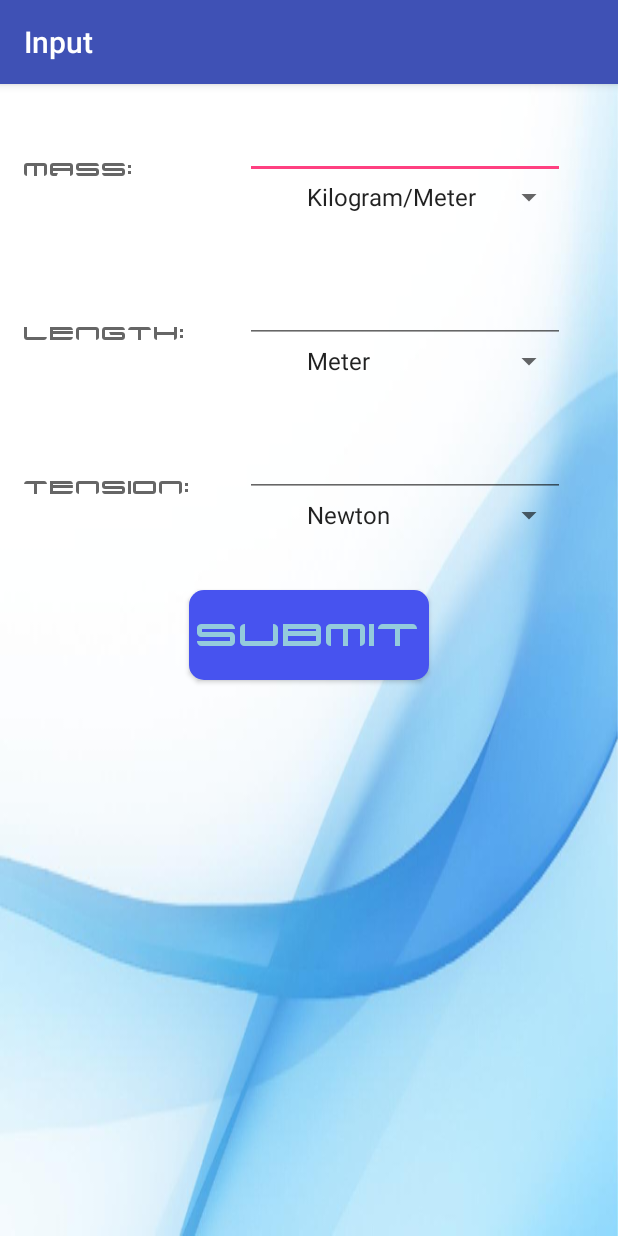
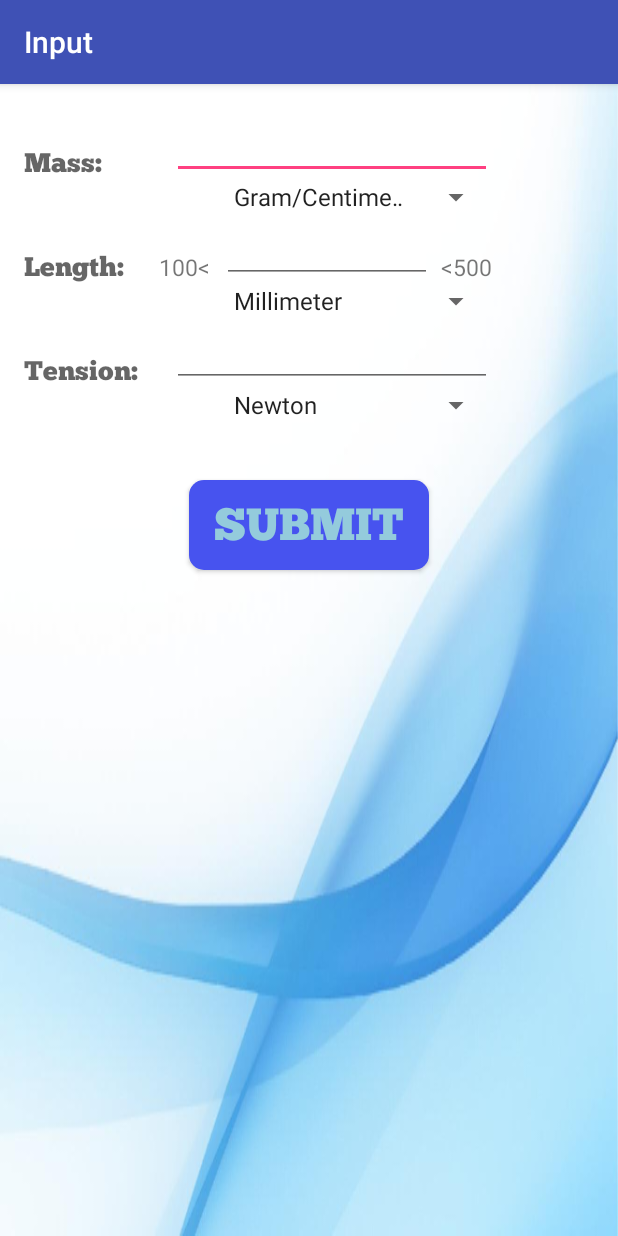
Before and after one commit to sayon794/Trans-Vibe, an Android app: the screen it shows after launch (input), after a tap on "INPUT", on a phone screen of 412 x 824 dp. Run offline under Robolectric (Android 15) with nearby library versions, the phone set to English and light mode, and no system bars; Roboto replaces fonts that are not available here.

Commit message:
added input restriction

```diff
--- a/app/src/main/java/team15/com/transvibe/MainActivity.java
+++ b/app/src/main/java/team15/com/transvibe/MainActivity.java
@@ -19,7 +19,7 @@ public class MainActivity extends AppCompatActivity {
         n[2]=(Button) findViewById(R.id.button3);
         n[3]=(Button) findViewById(R.id.button4);
 
-        Typeface typeface = Typeface.createFromAsset(getAssets(), "Xenotron.ttf");
+        Typeface typeface = Typeface.createFromAsset(getAssets(), "Chunkfive.otf");
         for(int i=0;i<4;i++)
             n[i].setTypeface(typeface);
 
--- a/app/src/main/java/team15/com/transvibe/credits.java
+++ b/app/src/main/java/team15/com/transvibe/credits.java
@@ -23,6 +23,10 @@ public class credits extends AppCompatActivity {
         tv[3]= (TextView)findViewById(R.id.pritom);
         tv[4]= (TextView)findViewById(R.id.team15);
 
+        Typeface face=Typeface.createFromAsset(getAssets(), "Chunkfive.otf");
+        for(int i=0;i<5;i++)
+            tv[i].setTypeface(face);
+
         Animation translatebu= AnimationUtils.loadAnimation(this, R.anim.bounce);
         for(int i=0;i<4;i++)
             tv[i].startAnimation(translatebu);
--- a/app/src/main/java/team15/com/transvibe/input.java
+++ b/app/src/main/java/team15/com/transvibe/input.java
@@ -8,6 +8,7 @@ import android.support.design.widget.Snackbar;
 import android.support.v7.app.AppCompatActivity;
 import android.support.v7.widget.Toolbar;
 import android.view.View;
+import android.widget.AdapterView;
 import android.widget.Button;
 import android.widget.TextView;
 import android.widget.EditText;
@@ -17,8 +18,9 @@ import android.content.Context;
 import android.widget.Spinner;
 import android.view.animation.Animation;
 import android.view.animation.AnimationUtils;
+import android.widget.AdapterView.OnItemSelectedListener;
 
-public class input extends AppCompatActivity {
+public class input extends AppCompatActivity implements OnItemSelectedListener {
 
     @Override
     protected void onCreate(Bundle savedInstanceState) {
@@ -26,11 +28,13 @@ public class input extends AppCompatActivity {
         setContentView(R.layout.activity_input);
         Toolbar toolbar = (Toolbar) findViewById(R.id.toolbar);
         setSupportActionBar(toolbar);
+        Spinner spinner = (Spinner) findViewById(R.id.spinner2);
+        spinner.setOnItemSelectedListener(this);
         TextView tv[]= new TextView [3];
         tv[0]=(TextView)findViewById(R.id.id1);
         tv[1]=(TextView)findViewById(R.id.id2);
         tv[2]=(TextView)findViewById(R.id.id3);
-        Typeface face=Typeface.createFromAsset(getAssets(), "Xenotron.ttf");
+        Typeface face=Typeface.createFromAsset(getAssets(), "Chunkfive.otf");
         for(int i=0;i<3;i++)
             tv[i].setTypeface(face);
         Button b=(Button)findViewById(R.id.submit);
@@ -38,6 +42,32 @@ public class input extends AppCompatActivity {
 
 
 
+    }
+    public void onItemSelected(AdapterView<?> parent, View view,
+                               int pos, long id) {
+        // An item was selected. You can retrieve the selected item using
+        // parent.getItemAtPosition(pos)
+        Spinner spinner = (Spinner) findViewById(R.id.spinner2);
+        String selected= (String) spinner.getSelectedItem().toString();
+        TextView tv[]= new TextView [2];
+        tv[0]=(TextView)findViewById(R.id.start);
+        tv[1]=(TextView)findViewById(R.id.end);
+        if(selected.equals("Meter")){
+            tv[0].setText("0.1<");
+            tv[1].setText("<0.5");
+        }
+        if(selected.equals("Centimeter")){
+            tv[0].setText("10<");
+            tv[1].setText("<50");
+        }
+        if(selected.equals("Millimeter")){
+            tv[0].setText("100<");
+            tv[1].setText("<500");
+        }
+    }
+
+    public void onNothingSelected(AdapterView<?> parent) {
+        // Another interface callback
     }
     public void onClickSubmit(View view){
 
@@ -72,11 +102,24 @@ public class input extends AppCompatActivity {
 
         Double m=Double.parseDouble(mass.getText().toString());
         Double l=Double.parseDouble(length.getText().toString());
+
         Double t=Double.parseDouble(tension.getText().toString());
         Spinner s = (Spinner) findViewById(R.id.spinner1);
         Spinner ss = (Spinner) findViewById(R.id.spinner2);
         String massUnit=String.valueOf(s.getSelectedItem());
         String lenUnit=String.valueOf(ss.getSelectedItem());
+        if(lenUnit.equals("Meter") && (l<0.1 || l> 0.5)){
+            length.setError("Out of Range!");
+            return;
+        }
+        if(lenUnit.equals("Centimeter") && (l<10 || l> 50)){
+            length.setError("Out of Range!");
+            return;
+        }
+        if(lenUnit.equals("Millimeter") && (l<100 || l> 500)){
+            length.setError("Out of Range!");
+            return;
+        }
 
         if(lenUnit.equals("Meter"))
             l=l*1000;
--- a/app/src/main/res/layout/content_input.xml
+++ b/app/src/main/res/layout/content_input.xml
@@ -34,18 +34,16 @@
             android:textCursorDrawable="@null"/>
 
         <EditText
-            android:layout_width="wrap_content"
+            android:layout_width="140dp"
             android:layout_height="wrap_content"
             android:inputType="numberDecimal"
             android:ems="10"
             android:id="@+id/length"
-            android:layout_marginTop="64dp"
-            android:layout_below="@+id/mass"
-            android:layout_alignLeft="@+id/mass"
-            android:layout_alignStart="@+id/mass"
-            android:layout_alignRight="@+id/mass"
-            android:layout_alignEnd="@+id/mass"
-            android:textCursorDrawable="@null"/>
+            android:textCursorDrawable="@null"
+            android:layout_below="@+id/spinner1"
+            android:layout_centerVertical="true"
+            android:layout_alignLeft="@+id/spinner1"
+            android:layout_alignStart="@+id/spinner1" />
 
         <EditText
             android:layout_width="wrap_content"
@@ -53,13 +51,12 @@
             android:inputType="numberDecimal"
             android:ems="10"
             android:id="@+id/tension"
-            android:layout_marginTop="57dp"
-            android:layout_below="@+id/length"
-            android:layout_alignLeft="@+id/length"
-            android:layout_alignStart="@+id/length"
-            android:layout_alignRight="@+id/length"
-            android:layout_alignEnd="@+id/length"
-            android:textCursorDrawable="@null"/>
+
+
+            android:textCursorDrawable="@null"
+            android:layout_below="@+id/spinner2"
+            android:layout_alignLeft="@+id/mass"
+            android:layout_alignStart="@+id/mass" />
 
         <Button
             android:layout_width="160dp"
@@ -80,7 +77,7 @@
             android:layout_width="wrap_content"
             android:layout_height="wrap_content"
             android:textAppearance="?android:attr/textAppearanceMedium"
-            android:text="Mass:        "
+            android:text="Mass:          "
             android:id="@+id/id1"
             android:layout_alignBottom="@+id/mass"
             android:layout_alignParentLeft="true"
@@ -90,7 +87,7 @@
             android:layout_width="wrap_content"
             android:layout_height="wrap_content"
             android:textAppearance="?android:attr/textAppearanceMedium"
-            android:text="Length:   "
+            android:text="Length:     "
             android:id="@+id/id2"
             android:layout_alignBottom="@+id/length"
             android:layout_alignParentLeft="true"
@@ -100,7 +97,7 @@
             android:layout_width="wrap_content"
             android:layout_height="wrap_content"
             android:textAppearance="?android:attr/textAppearanceMedium"
-            android:text="Tension: "
+            android:text="Tension:   "
             android:id="@+id/id3"
             android:layout_alignBottom="@+id/tension"
             android:layout_alignParentLeft="true"
@@ -113,8 +110,8 @@
             android:entries="@array/mass_options"
 
             android:layout_below="@+id/mass"
-            android:layout_alignRight="@+id/length"
-            android:layout_alignEnd="@+id/length" />
+            android:layout_alignRight="@+id/tension"
+            android:layout_alignEnd="@+id/tension" />
 
         <Spinner
             android:layout_width="180dp"
@@ -122,8 +119,8 @@
             android:id="@+id/spinner2"
             android:layout_below="@+id/length"
             android:entries="@array/length_options"
-            android:layout_alignLeft="@+id/spinner1"
-            android:layout_alignStart="@+id/spinner1" />
+            android:layout_alignRight="@+id/tension"
+            android:layout_alignEnd="@+id/tension" />
 
         <Spinner
             android:layout_width="180dp"
@@ -134,5 +131,27 @@
             android:layout_alignRight="@+id/tension"
             android:layout_alignEnd="@+id/tension" />
 
+        <TextView
+            android:layout_width="wrap_content"
+            android:layout_height="wrap_content"
+            android:textAppearance="?android:attr/textAppearanceSmall"
+            android:text="100&lt;   "
+            android:id="@+id/start"
+            android:textSize="15dp"
+            android:layout_alignBottom="@+id/id2"
+            android:layout_toRightOf="@+id/id2"
+            android:layout_toEndOf="@+id/id2" />
+
+        <TextView
+            android:layout_width="wrap_content"
+            android:layout_height="wrap_content"
+            android:textAppearance="?android:attr/textAppearanceSmall"
+            android:text="&lt;500"
+            android:id="@+id/end"
+            android:textSize="15dp"
+            android:layout_alignBottom="@+id/id2"
+            android:layout_alignRight="@+id/spinner2"
+            android:layout_alignEnd="@+id/spinner2" />
+
     </RelativeLayout>
 </ScrollView>
--- a/app/src/main/res/values/strings.xml
+++ b/app/src/main/res/values/strings.xml
@@ -4,13 +4,13 @@
     <string name="title_activity_credits">Credits</string>
     <string name="send">Send Message</string>
     <string-array name="length_options">
+        <item>Millimeter</item>
+        <item>Centimeter</item>
         <item>Meter</item>
-        <item>Centimeter</item>
-        <item>Millimeter</item>
     </string-array>
     <string-array name="mass_options">
+        <item>Gram/Centimeter</item>
         <item>Kilogram/Meter</item>
-        <item>Gram/Centimeter</item>
     </string-array>
     <string-array name="tension_options">
         <item>Newton</item>
```
